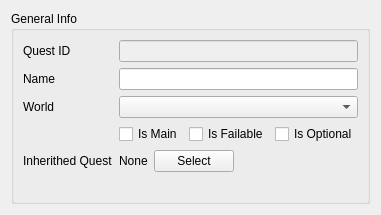
First picture: the form in src/internal/private/questgeneralinfo.ui, repository nclettiere/Quester, before the edit.
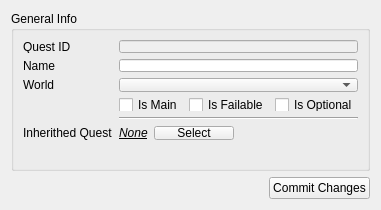
Second picture: the form after the edit.

Commit message: Minimal functionality for quest viewer

Patch:
```diff
--- a/src/internal/private/questgeneralinfo.ui
+++ b/src/internal/private/questgeneralinfo.ui
@@ -6,8 +6,8 @@
    <rect>
     <x>0</x>
     <y>0</y>
-    <width>343</width>
-    <height>198</height>
+    <width>353</width>
+    <height>205</height>
    </rect>
   </property>
   <property name="sizePolicy">
@@ -28,6 +28,12 @@
        <verstretch>0</verstretch>
       </sizepolicy>
      </property>
+     <property name="maximumSize">
+      <size>
+       <width>16777215</width>
+       <height>160</height>
+      </size>
+     </property>
      <property name="title">
       <string>General Info</string>
      </property>
@@ -97,7 +103,7 @@
         </item>
        </layout>
       </item>
-      <item row="5" column="0">
+      <item row="6" column="0">
        <widget class="QLabel" name="label_4">
         <property name="text">
          <string/>
@@ -111,29 +117,48 @@
         </property>
        </widget>
       </item>
-      <item row="4" column="0">
+      <item row="5" column="0">
        <widget class="QLabel" name="label_7">
         <property name="text">
          <string>Inherithed Quest</string>
         </property>
        </widget>
       </item>
-      <item row="4" column="1">
-       <layout class="QHBoxLayout" name="horizontalLayout_2">
-        <item alignment="Qt::AlignLeft">
-         <widget class="QLabel" name="label_6">
+      <item row="5" column="1">
+       <layout class="QHBoxLayout" name="horizontalLayout_2" stretch="0,0,0">
+        <property name="spacing">
+         <number>6</number>
+        </property>
+        <property name="sizeConstraint">
+         <enum>QLayout::SetMaximumSize</enum>
+        </property>
+        <property name="bottomMargin">
+         <number>0</number>
+        </property>
+        <item>
+         <widget class="QLabel" name="lblInheritedQuest">
           <property name="sizePolicy">
            <sizepolicy hsizetype="Minimum" vsizetype="Minimum">
             <horstretch>0</horstretch>
             <verstretch>0</verstretch>
            </sizepolicy>
           </property>
+          <property name="font">
+           <font>
+            <italic>true</italic>
+            <underline>true</underline>
+            <stylestrategy>PreferAntialias</stylestrategy>
+           </font>
+          </property>
           <property name="text">
            <string>None</string>
           </property>
+          <property name="textFormat">
+           <enum>Qt::PlainText</enum>
+          </property>
          </widget>
         </item>
-        <item alignment="Qt::AlignLeft">
+        <item>
          <widget class="QPushButton" name="pushButton">
           <property name="text">
            <string>Select</string>
@@ -158,9 +183,23 @@
         </item>
        </layout>
       </item>
+      <item row="4" column="1">
+       <widget class="Line" name="line">
+        <property name="orientation">
+         <enum>Qt::Horizontal</enum>
+        </property>
+       </widget>
+      </item>
      </layout>
     </widget>
    </item>
+   <item alignment="Qt::AlignRight|Qt::AlignBottom">
+    <widget class="QPushButton" name="btnCommit">
+     <property name="text">
+      <string>Commit Changes</string>
+     </property>
+    </widget>
+   </item>
   </layout>
  </widget>
  <resources/>
```
Left out of the diff: 12 changed lines with no effect on the pictures. The commit also changes 10 other files.
